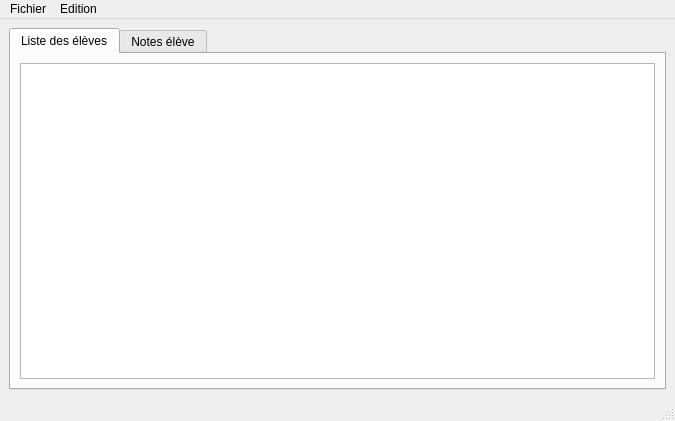
Before: the Qt Designer form ui/mainwindow.ui in rigma/gestnotes, drawn with Qt 5.
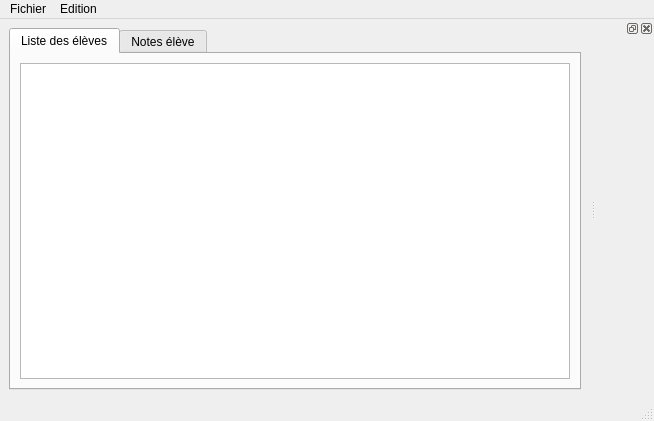
After: the same form once the commit is applied.

Commit message: Ajout de l'interface principale

Patch:
```diff
--- a/ui/mainwindow.ui
+++ b/ui/mainwindow.ui
@@ -6,7 +6,7 @@
    <rect>
     <x>0</x>
     <y>0</y>
-    <width>675</width>
+    <width>654</width>
     <height>421</height>
    </rect>
   </property>
@@ -26,7 +26,7 @@
        </attribute>
        <layout class="QGridLayout" name="gridLayout_3">
         <item row="0" column="0">
-         <widget class="QTableView" name="tableView_2"/>
+         <widget class="QTableWidget" name="Tableau_Eleve"/>
         </item>
        </layout>
       </widget>
@@ -49,7 +49,7 @@
     <rect>
      <x>0</x>
      <y>0</y>
-     <width>675</width>
+     <width>654</width>
      <height>21</height>
     </rect>
    </property>
@@ -87,6 +87,12 @@
    <addaction name="menuEdition"/>
   </widget>
   <widget class="QStatusBar" name="statusbar"/>
+  <widget class="QDockWidget" name="Dock_Coordonees">
+   <attribute name="dockWidgetArea">
+    <number>2</number>
+   </attribute>
+   <widget class="QWidget" name="dockWidgetContents"/>
+  </widget>
   <action name="actionOuvrir">
    <property name="text">
     <string>Ouvrir</string>
```
Left out of the diff: 6 changed lines with no effect on the pictures. The commit also changes 7 other files.
